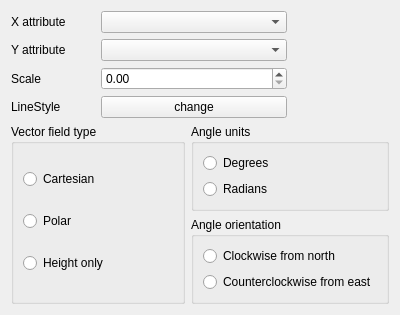
First picture: the form in src/ui/symbollayer/widget_vectorfield.ui, repository qgis/QGIS, before the edit.
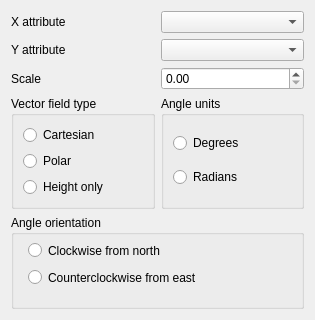
Second picture: the form after the edit.

Commit message: UI Tweaks to make the symbol selector better

Patch:
```diff
--- a/src/ui/symbollayer/widget_vectorfield.ui
+++ b/src/ui/symbollayer/widget_vectorfield.ui
@@ -6,8 +6,8 @@
    <rect>
     <x>0</x>
     <y>0</y>
-    <width>400</width>
-    <height>291</height>
+    <width>315</width>
+    <height>320</height>
    </rect>
   </property>
   <property name="windowTitle">
@@ -21,7 +21,7 @@
      </property>
     </widget>
    </item>
-   <item row="0" column="1" colspan="2">
+   <item row="0" column="1">
     <widget class="QComboBox" name="mXAttributeComboBox"/>
    </item>
    <item row="1" column="0">
@@ -31,7 +31,7 @@
      </property>
     </widget>
    </item>
-   <item row="1" column="1" colspan="2">
+   <item row="1" column="1">
     <widget class="QComboBox" name="mYAttributeComboBox"/>
    </item>
    <item row="2" column="0">
@@ -41,10 +41,14 @@
      </property>
     </widget>
    </item>
-   <item row="2" column="1" colspan="2">
+   <item row="2" column="1">
     <widget class="QDoubleSpinBox" name="mScaleSpinBox"/>
    </item>
-   <item row="4" column="0" rowspan="2" colspan="2">
+   <item row="3" column="0" colspan="2">
+    <layout class="QGridLayout" name="gridLayout_2">
+     <item row="0" column="0">
+      <layout class="QHBoxLayout" name="horizontalLayout">
+       <item>
     <widget class="QGroupBox" name="mFieldTypeGroupBox">
      <property name="title">
       <string>Vector field type</string>
@@ -74,7 +78,7 @@
      </layout>
     </widget>
    </item>
-   <item row="4" column="2" colspan="2">
+       <item>
     <widget class="QGroupBox" name="mAngleUnitsGroupBox">
      <property name="title">
       <string>Angle units</string>
@@ -97,42 +101,42 @@
      </layout>
     </widget>
    </item>
-   <item row="5" column="2" colspan="2">
+      </layout>
+     </item>
+     <item row="1" column="0">
     <widget class="QGroupBox" name="mAngleOrientationGroupBox">
      <property name="title">
       <string>Angle orientation</string>
      </property>
-     <layout class="QGridLayout" name="gridLayout_2">
-      <item row="1" column="0">
        <widget class="QRadioButton" name="mCounterclockwiseFromEastRadioButton">
+        <property name="geometry">
+         <rect>
+          <x>17</x>
+          <y>52</y>
+          <width>183</width>
+          <height>21</height>
+         </rect>
+        </property>
         <property name="text">
          <string>Counterclockwise from east</string>
         </property>
        </widget>
-      </item>
-      <item row="0" column="0">
        <widget class="QRadioButton" name="mClockwiseFromNorthRadioButton">
+        <property name="geometry">
+         <rect>
+          <x>17</x>
+          <y>25</y>
+          <width>146</width>
+          <height>21</height>
+         </rect>
+        </property>
         <property name="text">
          <string>Clockwise from north</string>
         </property>
        </widget>
-      </item>
-     </layout>
-    </widget>
-   </item>
-   <item row="3" column="0">
-    <widget class="QLabel" name="mLineStyleLabel">
-     <property name="text">
-      <string>LineStyle</string>
-     </property>
-    </widget>
-   </item>
-   <item row="3" column="1" colspan="2">
-    <widget class="QPushButton" name="mLineStylePushButton">
-     <property name="text">
-      <string>change</string>
-     </property>
-    </widget>
+      </widget>
+     </item>
+    </layout>
    </item>
   </layout>
  </widget>
```
Left out of the diff: 28 changed lines with no effect on the pictures. Lines whose indentation alone changed are shown as unchanged. The commit also changes 4 other files.
